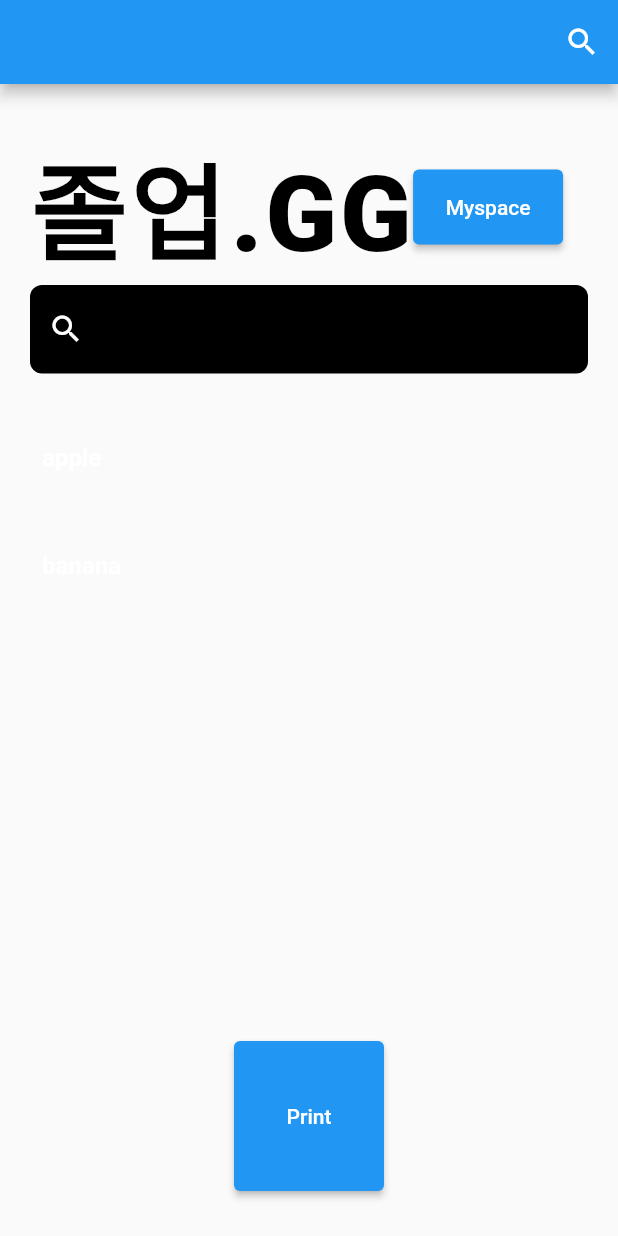
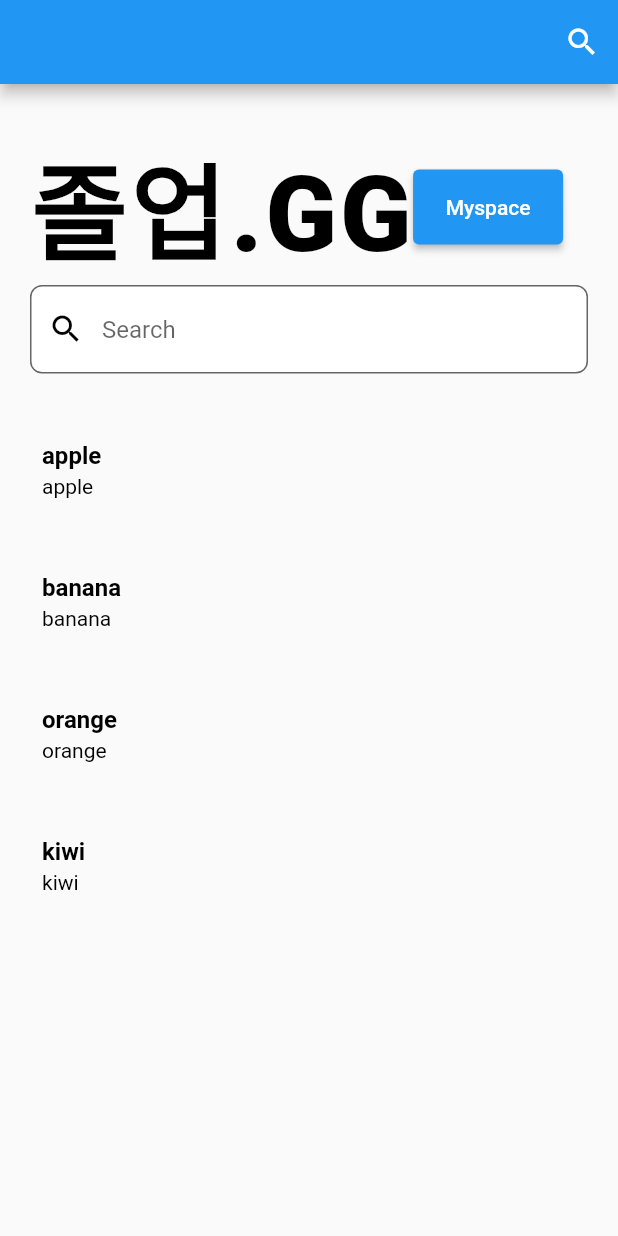
Before and after one commit to han-ee/graudate, a Flutter app: the screen it shows once a user with an empty profile is signed in, on a phone screen of 412 x 824 dp. Run offline on Flutter 3.47's test engine with Material 2 defaults, Android fonts, the phone set to English and light mode, and no system bars; our stand-ins replace cloud_firestore, firebase_auth, firebase_core, image_picker, shared_preferences; accounts and stored records are empty.

Commit message:
addSearchBar

```diff
--- a/lib/model/search_model.dart
+++ b/lib/model/search_model.dart
@@ -1,5 +1,6 @@
 class SearchModel {
-  String? subject_title;
+  String? subjectTitle;
+  int? uniAge;
 
-  SearchModel(this.subject_title);
+  SearchModel(this.subjectTitle, this.uniAge);
 }
--- a/lib/screen/search_page.dart
+++ b/lib/screen/search_page.dart
@@ -10,18 +10,24 @@ class SearchScreen extends StatefulWidget {
 
 class _SearchScreenState extends State<SearchScreen> {
   static List<SearchModel> main_search_list = [
-    SearchModel('apple'),
-    SearchModel("banana"),
+    SearchModel('apple', 20),
+    SearchModel("banana", 20),
   ];
 
-  List<SearchModel> display_list = List.from(main_search_list);
+  static List<String> displayList2 = [
+    'apple',
+    'banana',
+    'orange',
+    'kiwi',
+  ];
+
+  List<String> displayList = List.from(displayList2);
 
   void updateList(String value) {
     setState(() {
-      display_list = main_search_list
-          .where(((element) => element.subject_title!
-              .toLowerCase()
-              .contains(value.toLowerCase())))
+      displayList = displayList2
+          .where(((element) =>
+              element.toLowerCase().contains(value.toLowerCase())))
           .toList();
     });
   }
@@ -61,7 +67,8 @@ class _SearchScreenState extends State<SearchScreen> {
                   height: 50,
                   child: ElevatedButton(
                     onPressed: () {
-                      Navigator.pushReplacementNamed(context, '/myspacePage');
+                      print(displayList2);
+                      //Navigator.pushReplacementNamed(context, '/myspacePage');
                     },
                     child: const Text("Myspace"),
                   ),
@@ -69,17 +76,19 @@ class _SearchScreenState extends State<SearchScreen> {
               ],
             ),
             TextField(
+              onChanged: (value) => updateList(value),
               style: const TextStyle(color: Colors.white),
               decoration: InputDecoration(
                 filled: true,
-                fillColor: const Color.fromARGB(255, 0, 0, 0),
+                fillColor: Colors.white,
                 border: OutlineInputBorder(
                   borderRadius: BorderRadius.circular(8.0),
-                  borderSide: BorderSide.none,
+                  borderSide: const BorderSide(color: Colors.black),
                 ),
-                hintText: "Search",
+                hintText: 'Search',
+                labelStyle: const TextStyle(color: Colors.white),
                 prefixIcon: const Icon(Icons.search),
-                prefixIconColor: Colors.white,
+                prefixIconColor: Colors.black,
               ),
             ),
             const SizedBox(
@@ -87,25 +96,19 @@ class _SearchScreenState extends State<SearchScreen> {
             ),
             Expanded(
               child: ListView.builder(
-                itemCount: display_list.length,
+                itemCount: displayList.length,
                 itemBuilder: (context, index) => ListTile(
                   contentPadding: const EdgeInsets.all(8.0),
                   title: Text(
-                    display_list[index].subject_title!,
+                    displayList[index],
                     style: const TextStyle(
-                        color: Colors.white, fontWeight: FontWeight.bold),
+                        color: Colors.black, fontWeight: FontWeight.bold),
+                  ),
+                  subtitle: Text(
+                    displayList[index],
+                    style: const TextStyle(color: Colors.black),
                   ),
                 ),
-              ),
-            ),
-            SizedBox(
-              height: 100,
-              width: 100,
-              child: ElevatedButton(
-                onPressed: () {
-                  print(display_list);
-                },
-                child: const Text("Print"),
               ),
             )
           ],
```
